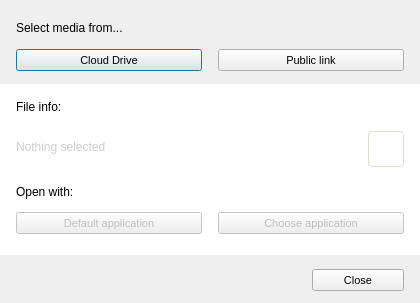
Before: the Qt Designer form src/MEGASync/gui/win/StreamingFromMegaDialog.ui in meganz/MEGAsync, drawn with Qt 5.
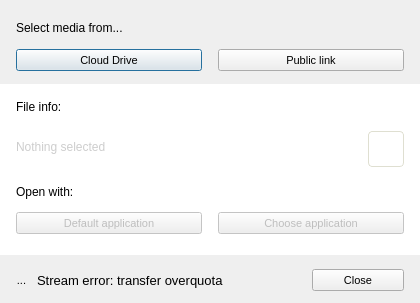
After: the same form once the commit is applied. Icons and pictures are not drawn.

Commit message: [UX] Show transfer error alert in streaming dialog when transfer overquota.

Patch:
```diff
--- a/src/MEGASync/gui/win/StreamingFromMegaDialog.ui
+++ b/src/MEGASync/gui/win/StreamingFromMegaDialog.ui
@@ -31,12 +31,16 @@
 font-size: 11px;
 }
 
-#lStreamResourceDesc, #lFileInfoDesc, #lOpenWithDesc 
+#lStreamResourceDesc, #lFileInfoDesc, #lOpenWithDesc, #labelError 
 {
   font-family: &quot;Lato&quot;;
   font-size: 12px;
   color: #000000;
 }
+#labelError
+{
+  font-size: 13px;
+}
 #lFileSize
 {
   font-family: &quot;Lato&quot;;
@@ -759,6 +763,33 @@
       <property name="bottomMargin">
        <number>4</number>
       </property>
+      <item>
+       <widget class="QToolButton" name="toolButtonError">
+        <property name="styleSheet">
+         <string notr="true">border: none;</string>
+        </property>
+        <property name="text">
+         <string>...</string>
+        </property>
+        <property name="icon">
+         <iconset resource="../Resources_win.qrc">
+          <normaloff>:/images/icon_error.png</normaloff>:/images/icon_error.png</iconset>
+        </property>
+        <property name="iconSize">
+         <size>
+          <width>24</width>
+          <height>24</height>
+         </size>
+        </property>
+       </widget>
+      </item>
+      <item>
+       <widget class="QLabel" name="labelError">
+        <property name="text">
+         <string>Stream error: transfer overquota</string>
+        </property>
+       </widget>
+      </item>
       <item>
        <spacer name="horizontalSpacer">
         <property name="orientation">
```
The commit also changes 5 other files.
